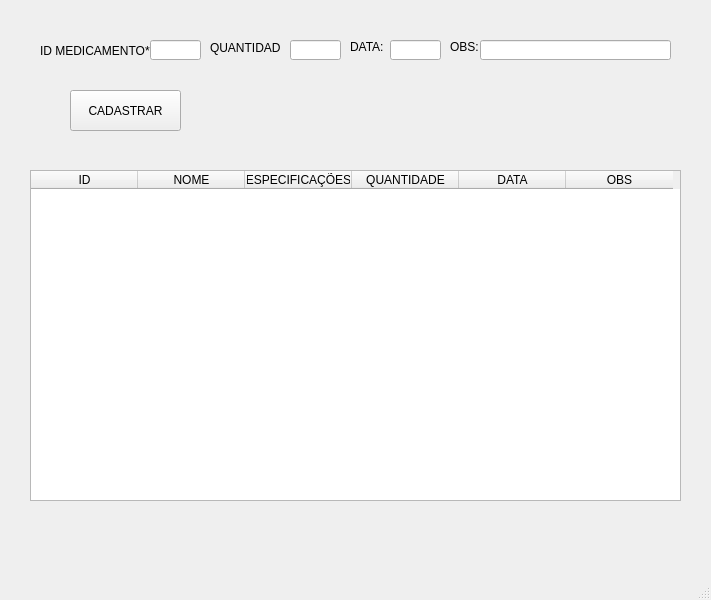
The window that formEntradaMedicamento.ui (AlexFilh0/BetelgeuseDB) describes before a commit, drawn with Qt 5.
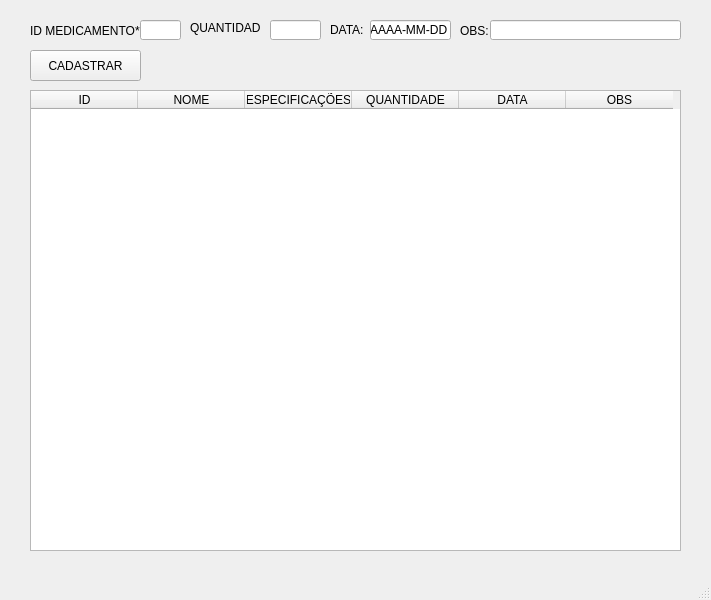
The same window after the commit. Icons and pictures are not drawn.

Diff of the .ui file:
```diff
--- a/formEntradaMedicamento.ui
+++ b/formEntradaMedicamento.ui
@@ -21,8 +21,8 @@
    <widget class="QLabel" name="label">
     <property name="geometry">
      <rect>
-      <x>40</x>
-      <y>40</y>
+      <x>30</x>
+      <y>20</y>
       <width>111</width>
       <height>21</height>
      </rect>
@@ -34,8 +34,8 @@
    <widget class="QLabel" name="label_2">
     <property name="geometry">
      <rect>
-      <x>210</x>
-      <y>40</y>
+      <x>190</x>
+      <y>20</y>
       <width>71</width>
       <height>16</height>
      </rect>
@@ -47,10 +47,10 @@
    <widget class="QLabel" name="label_3">
     <property name="geometry">
      <rect>
-      <x>350</x>
-      <y>40</y>
+      <x>330</x>
+      <y>20</y>
       <width>47</width>
-      <height>13</height>
+      <height>20</height>
      </rect>
     </property>
     <property name="text">
@@ -60,10 +60,10 @@
    <widget class="QLabel" name="label_4">
     <property name="geometry">
      <rect>
-      <x>450</x>
-      <y>40</y>
+      <x>460</x>
+      <y>20</y>
       <width>47</width>
-      <height>13</height>
+      <height>21</height>
      </rect>
     </property>
     <property name="text">
@@ -73,9 +73,9 @@
    <widget class="QLineEdit" name="edtIdMed">
     <property name="geometry">
      <rect>
-      <x>150</x>
-      <y>40</y>
-      <width>51</width>
+      <x>140</x>
+      <y>20</y>
+      <width>41</width>
       <height>20</height>
      </rect>
     </property>
@@ -83,8 +83,8 @@
    <widget class="QLineEdit" name="edtQtdMed">
     <property name="geometry">
      <rect>
-      <x>290</x>
-      <y>40</y>
+      <x>270</x>
+      <y>20</y>
       <width>51</width>
       <height>20</height>
      </rect>
@@ -93,18 +93,24 @@
    <widget class="QLineEdit" name="edtDataMed">
     <property name="geometry">
      <rect>
-      <x>390</x>
-      <y>40</y>
-      <width>51</width>
+      <x>370</x>
+      <y>20</y>
+      <width>81</width>
       <height>20</height>
      </rect>
     </property>
+    <property name="text">
+     <string>AAAA-MM-DD</string>
+    </property>
+    <property name="alignment">
+     <set>Qt::AlignCenter</set>
+    </property>
    </widget>
    <widget class="QLineEdit" name="edtObs">
     <property name="geometry">
      <rect>
-      <x>480</x>
-      <y>40</y>
+      <x>490</x>
+      <y>20</y>
       <width>191</width>
       <height>20</height>
      </rect>
@@ -113,10 +119,10 @@
    <widget class="QPushButton" name="btnCadastrarMed">
     <property name="geometry">
      <rect>
-      <x>70</x>
-      <y>90</y>
+      <x>30</x>
+      <y>50</y>
       <width>111</width>
-      <height>41</height>
+      <height>31</height>
      </rect>
     </property>
     <property name="text">
@@ -130,9 +136,9 @@
     <property name="geometry">
      <rect>
       <x>30</x>
-      <y>170</y>
+      <y>90</y>
       <width>651</width>
-      <height>331</height>
+      <height>461</height>
      </rect>
     </property>
     <attribute name="horizontalHeaderDefaultSectionSize">
@@ -172,10 +178,10 @@
    <widget class="QLabel" name="lblAviso">
     <property name="geometry">
      <rect>
-      <x>280</x>
-      <y>100</y>
+      <x>310</x>
+      <y>60</y>
       <width>241</width>
-      <height>20</height>
+      <height>21</height>
      </rect>
     </property>
     <property name="text">
```
